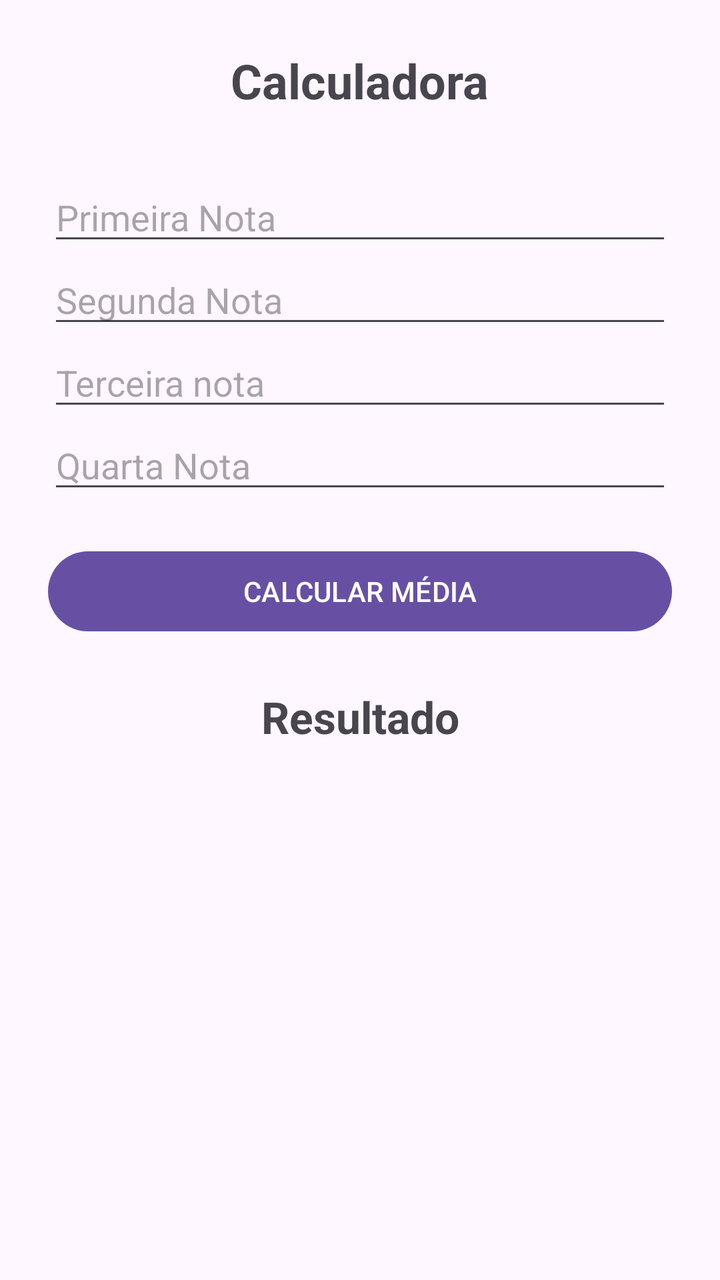
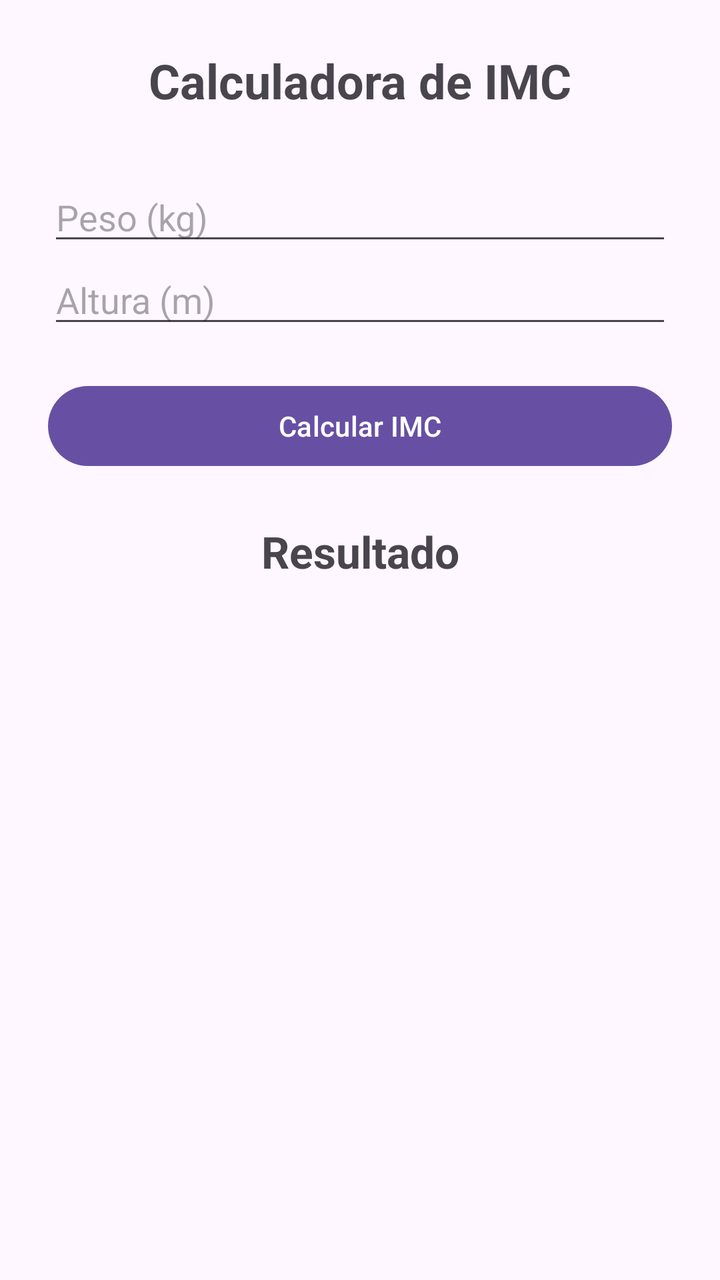

Screens rendered from an Android XML layout before and after an edit, with the pre-edit source and the edit as a unified diff.
<!-- AndroidManifest.xml: application theme Theme.MyApplication -->
<!-- res/layout/activity_main.xml -->
<?xml version="1.0" encoding="utf-8"?>
<LinearLayout
    xmlns:android="http://schemas.android.com/apk/res/android"
    android:layout_width="match_parent"
    android:layout_height="match_parent"
    android:orientation="vertical"
    android:padding="24dp">

    <TextView
        android:layout_width="wrap_content"
        android:layout_height="wrap_content"
        android:text= "Calculadora"
        android:textSize="24sp"
        android:textStyle="bold"
        android:layout_gravity="center"
        android:layout_marginBottom="30dp" />

    <EditText
        android:id="@+id/nota1"
        android:layout_width="match_parent"
        android:layout_height="wrap_content"
        android:hint= "Primeira Nota"
        android:inputType="numberDecimal" />

    <EditText
        android:id="@+id/nota2"
        android:layout_width="match_parent"
        android:layout_height="wrap_content"
        android:hint="Segunda Nota"
        android:inputType="numberDecimal" />

    <EditText
        android:id="@+id/nota3"
        android:layout_width="match_parent"
        android:layout_height="wrap_content"
        android:hint="Terceira nota"
        android:inputType="numberDecimal" />

    <EditText
        android:id="@+id/nota4"
        android:layout_width="match_parent"
        android:layout_height="wrap_content"
        android:hint="Quarta Nota"
        android:inputType="numberDecimal"/>

    <Button
        android:id="@+id/botaoCalcular"
        android:layout_width="match_parent"
        android:layout_height="wrap_content"
        android:layout_marginTop="20dp"
        android:text="CALCULAR MÉDIA" />

    <TextView
        android:id="@+id/resultado"
        android:layout_width="match_parent"
        android:layout_height="wrap_content"
        android:text="Resultado"
        android:textSize="22sp"
        android:textStyle="bold"
        android:gravity="center"
        android:layout_marginTop="24dp"/>

    <View
        android:id="@+id/view"
        android:layout_width="match_parent"
        android:layout_height="wrap_content" />

</LinearLayout>
<!-- resources referenced by this layout -->
<resources>
  <style name="Theme.MyApplication" parent="Base.Theme.MyApplication" />
  <style name="Base.Theme.MyApplication" parent="Theme.Material3.DayNight.NoActionBar">
          
          
      </style>
</resources>

<!-- the commit's change to res/layout/activity_main.xml (unified diff, before → after) -->
@@ -9,46 +9,32 @@
     <TextView
         android:layout_width="wrap_content"
         android:layout_height="wrap_content"
-        android:text= "Calculadora"
+        android:text= "@string/app_name"
         android:textSize="24sp"
         android:textStyle="bold"
         android:layout_gravity="center"
         android:layout_marginBottom="30dp" />
 
     <EditText
-        android:id="@+id/nota1"
+        android:id="@+id/etPeso"
         android:layout_width="match_parent"
         android:layout_height="wrap_content"
-        android:hint= "Primeira Nota"
+        android:hint= "@string/label_peso"
         android:inputType="numberDecimal" />
 
     <EditText
-        android:id="@+id/nota2"
+        android:id="@+id/etAltura"
         android:layout_width="match_parent"
         android:layout_height="wrap_content"
-        android:hint="Segunda Nota"
+        android:hint="@string/label_altura"
         android:inputType="numberDecimal" />
 
-    <EditText
-        android:id="@+id/nota3"
-        android:layout_width="match_parent"
-        android:layout_height="wrap_content"
-        android:hint="Terceira nota"
-        android:inputType="numberDecimal" />
-
-    <EditText
-        android:id="@+id/nota4"
-        android:layout_width="match_parent"
-        android:layout_height="wrap_content"
-        android:hint="Quarta Nota"
-        android:inputType="numberDecimal"/>
-
     <Button
-        android:id="@+id/botaoCalcular"
+        android:id="@+id/btnCalcularIMC"
         android:layout_width="match_parent"
         android:layout_height="wrap_content"
         android:layout_marginTop="20dp"
-        android:text="CALCULAR MÉDIA" />
+        android:text="@string/btn_calcular_imc" />
 
     <TextView
         android:id="@+id/resultado"
<!-- resource entries referenced after the edit -->
@@ -1,5 +1,9 @@
 <!-- resources referenced by this layout -->
 <resources>
+  <string name="app_name">Calculadora de IMC</string>
+  <string name="btn_calcular_imc">Calcular IMC</string>
+  <string name="label_altura">Altura (m)</string>
+  <string name="label_peso">Peso (kg)</string>
   <style name="Theme.MyApplication" parent="Base.Theme.MyApplication" />
   <style name="Base.Theme.MyApplication" parent="Theme.Material3.DayNight.NoActionBar">
           
